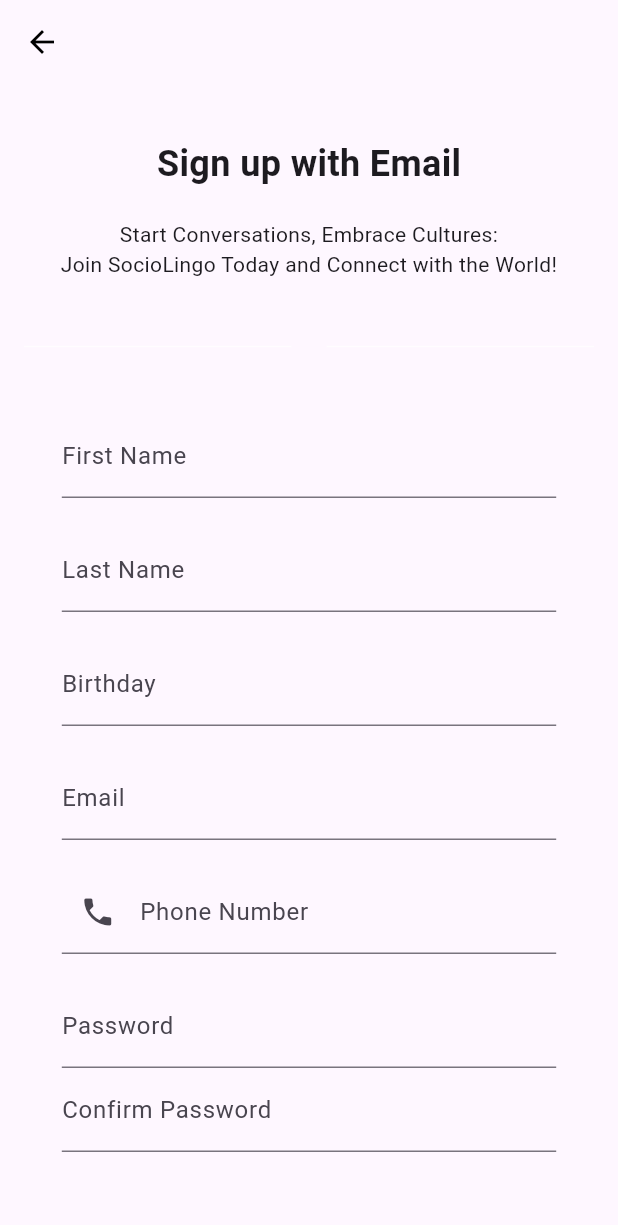
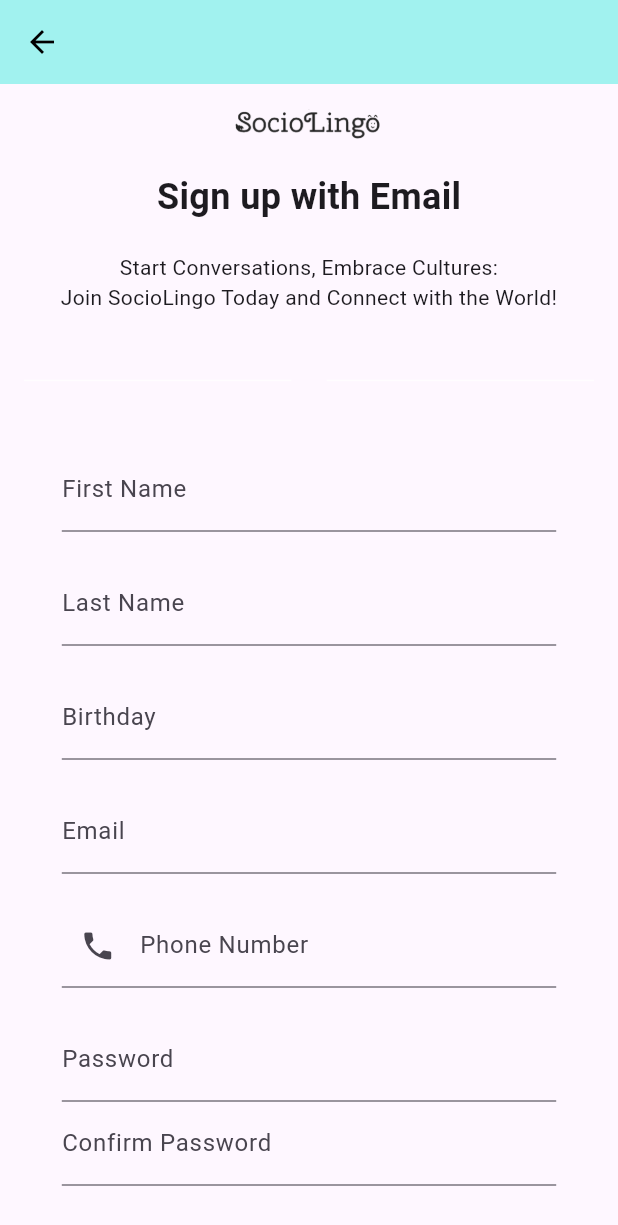
Before and after one commit to ThisIsAntonio/Sociolingo, a Flutter app: the screen it shows after launch, after a tap on "Sign up with mail", on a phone screen of 412 x 824 dp. Shown: the top 1225 px of the screen. Run offline on Flutter 3.47's test engine with Material 3 defaults, Android fonts, the light colour scheme and no system bars; our stand-ins replace cloud_firestore, cloud_functions, country_picker, easy_localization, firebase_auth, firebase_core and 8 more; missing offline and left inert: firebase_app_check; accounts and stored records are empty.

Commit message:
Design Implemented

```diff
--- a/chat_app/lib/main.dart
+++ b/chat_app/lib/main.dart
@@ -114,20 +114,24 @@
               // Configuración para el tema claro
               brightness: Brightness.light,
               appBarTheme: AppBarTheme(
-                backgroundColor: const Color.fromARGB(
-                    0, 33, 149, 243), // Color para el tema claro
+                backgroundColor: Color.fromARGB(100, 18, 235, 214), // Color para el tema claro
                 foregroundColor:
                     Colors.black, // Color de texto para el tema claro
+              ),
+              buttonTheme: ButtonThemeData(
+                buttonColor: Color.fromARGB(100, 18, 235, 214)
               ),
             ),
             darkTheme: ThemeData(
               // Configuración para el tema oscuro
               brightness: Brightness.dark,
               appBarTheme: AppBarTheme(
-                backgroundColor: const Color.fromARGB(
-                    0, 0, 0, 0), // Color para el tema oscuro
+                backgroundColor: Color.fromARGB(100, 18, 235, 214), // Color para el tema oscuro
                 foregroundColor:
                     Colors.white, // Color de texto para el tema oscuro
+              ),
+              buttonTheme: ButtonThemeData(
+                buttonColor: Color.fromARGB(100, 18, 235, 214)
               ),
             ),
             localizationsDelegates: context.localizationDelegates,
--- a/chat_app/lib/screens/login_screen.dart
+++ b/chat_app/lib/screens/login_screen.dart
@@ -343,6 +343,7 @@
     double inputWidth =
         screenWidth > 800 ? screenWidth * 0.5 : screenWidth * 0.8;
     double fontSize = screenWidth > 800 ? 18 : 16;
+    double logoSize = screenWidth > 800 ? 200 : 100;
 
     return Scaffold(
       appBar: AppBar(
@@ -358,6 +359,19 @@
             child: Column(
               mainAxisSize: MainAxisSize.min,
               children: <Widget>[
+                Positioned(
+                top: 0,
+                left: 0,
+                right: 0,
+                child: Center(
+                  child: Image.asset(
+                    'assets/img/sociolingo-namelogo-black.png',
+                    width: logoSize,
+                    //height: 200,
+                    fit: BoxFit.cover,
+                  ),
+                ),
+              ),
                 const SizedBox(height: 20),
                 // Title
                 Text(
@@ -446,7 +460,7 @@
                   children: <Widget>[
                     Expanded(
                       child: Divider(
-                        color: Colors.white70,
+                        color: Color.fromARGB(255, 18, 235, 214),
                         thickness: 1,
                       ),
                     ),
@@ -454,12 +468,12 @@
                       padding: EdgeInsets.symmetric(horizontal: 8.0),
                       child: Text(
                         'OR',
-                        style: TextStyle(color: Colors.white70),
+                        style: TextStyle(color: Color.fromARGB(255, 36, 5, 104)),
                       ),
                     ),
                     Expanded(
                       child: Divider(
-                        color: Colors.white70,
+                        color: Color.fromARGB(255, 18, 235, 214),
                         thickness: 1,
                       ),
                     ),
--- a/chat_app/lib/screens/register_screen.dart
+++ b/chat_app/lib/screens/register_screen.dart
@@ -262,8 +262,8 @@
     double padding = screenWidth > 800 ? 30.0 : 16.0;
     double titleSize = screenWidth > 800 ? 28 : 24;
     double subtitleSize = screenWidth > 800 ? 18 : 14;
-    double inputWidth =
-        screenWidth > 800 ? screenWidth * 0.4 : screenWidth * 0.8;
+    double inputWidth = screenWidth > 800 ? screenWidth * 0.4 : screenWidth * 0.8;
+    double logoSize = screenWidth > 800 ? 200 : 100;
     return Scaffold(
       appBar: AppBar(
         title: const Row(
@@ -278,6 +278,19 @@
             child: SingleChildScrollView(
               child: Column(
                 children: <Widget>[
+                  Positioned(
+                    top: 0,
+                    left: 0,
+                    right: 0,
+                    child: Center(
+                      child: Image.asset(
+                        'assets/img/sociolingo-namelogo-black.png',
+                        width: logoSize,
+                        //height: 200,
+                        fit: BoxFit.cover,
+                      ),
+                    ),
+                  ),
                   const SizedBox(height: 20),
                   // Title and subtitle
                   Text(
--- a/chat_app/lib/screens/settings_page.dart
+++ b/chat_app/lib/screens/settings_page.dart
@@ -99,8 +99,10 @@
         onPressed: onPressed,
         child: Text(text),
         style: ElevatedButton.styleFrom(
-          backgroundColor: Theme.of(context).primaryColor, // Background color
-          foregroundColor: Colors.white, // Text color
+          //backgroundColor: Theme.of(context).primaryColor, // Background color
+          //brightness: Brightness.light;
+          backgroundColor: Color.fromRGBO(162, 245, 238, 1),
+          foregroundColor: Colors.black, // Text color
           minimumSize: Size(double.infinity, 50), // Size of the bottom
         ),
       ),
--- a/chat_app/lib/screens/welcome_screen.dart
+++ b/chat_app/lib/screens/welcome_screen.dart
@@ -72,23 +72,43 @@
     double titleSize = screenWidth > 800 ? 28 : 24;
     double subtitleSize = screenWidth > 800 ? 18 : 14;
     double padding = screenWidth > 800 ? 30.0 : 16.0;
-    double buttonWidth =
-        screenWidth > 800 ? screenWidth * 0.4 : screenWidth * 0.85;
+    double buttonWidth = screenWidth > 800 ? screenWidth * 0.4 : screenWidth * 0.85;
+    double logoSize = screenWidth > 800 ? 350 : 250;
 
     return Scaffold(
       body: Container(
         padding: EdgeInsets.all(padding),
-        decoration: const BoxDecoration(
-          gradient: LinearGradient(
-            colors: [Color(0xFF4A148C), Color(0xFF6A1B9A)],
-            begin: Alignment.topLeft,
-            end: Alignment.bottomRight,
+        // decoration: const BoxDecoration(
+        //   gradient: LinearGradient(
+        //     colors: [Color(0xFF4A148C), Color(0xFF6A1B9A)],
+        //     begin: Alignment.topLeft,
+        //     end: Alignment.bottomRight,
+        //   ),
+        // ),
+        decoration: BoxDecoration(
+          gradient: RadialGradient(
+            colors: [Color.fromARGB(255, 27, 154, 208), Color.fromARGB(255, 45, 21, 94), Color.fromARGB(244, 21, 2, 38)],
+            center: Alignment.topRight,
+            radius: 1.25,
           ),
         ),
         child: Column(
           mainAxisAlignment: MainAxisAlignment.center,
           children: <Widget>[
             const Spacer(),
+                Positioned(
+                top: 0,
+                left: 0,
+                right: 0,
+                child: Center(
+                  child: Image.asset(
+                    'assets/img/sociolingo-namelogo.png',
+                    width: logoSize,
+                    //height: 200,
+                    fit: BoxFit.cover,
+                  ),
+                ),
+              ),
             // Title and subtitle
             Text(
               tr('w_mainTitle'),
@@ -172,7 +192,7 @@
             Container(
               width: buttonWidth,
               child: MaterialButton(
-                color: Colors.white,
+                color: const Color.fromARGB(255, 18, 235, 214),
                 shape: RoundedRectangleBorder(
                   borderRadius: BorderRadius.circular(15),
                 ),
--- a/chat_app/pubspec.yaml
+++ b/chat_app/pubspec.yaml
@@ -66,7 +66,7 @@
   flutter_native_splash: any
 
 flutter_native_splash:
-  color: "#6df6ea"
+  color: "#000033"
   image: assets/img/logo.png
   android: true
   ios: true
```
Also changed, not shown: chat_app/assets/img/cat.png (added), chat_app/assets/img/sociolingo-namelogo-black.png (added), chat_app/assets/img/sociolingo-namelogo.png (added), chat_app/pubspec.lock, 1 other file.
